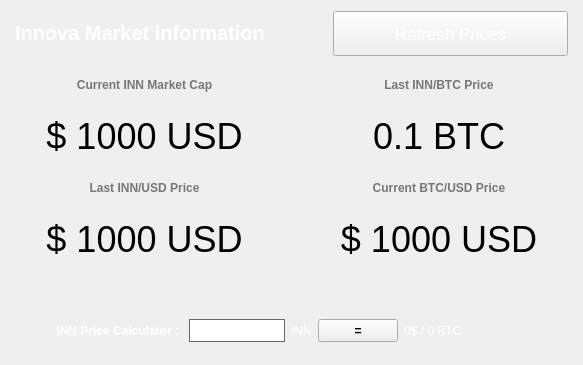
The window that src/qt/forms/marketbrowser.ui (innova-foundation/innova) describes before a commit, drawn with Qt 5.
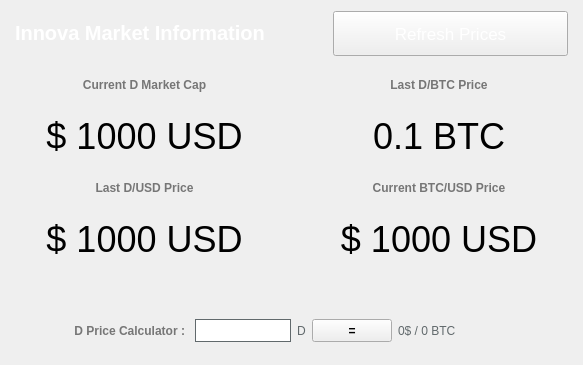
The same window after the commit.

What changed in the file:
```diff
--- a/src/qt/forms/marketbrowser.ui
+++ b/src/qt/forms/marketbrowser.ui
@@ -333,7 +333,7 @@
           </sizepolicy>
          </property>
          <property name="text">
-          <string>&lt;html&gt;&lt;head/&gt;&lt;body&gt;&lt;p&gt;&lt;span style=&quot; font-weight:600; color:#767676;&quot;&gt;Current INN Market Cap&lt;/span&gt;&lt;/p&gt;&lt;/body&gt;&lt;/html&gt;</string>
+          <string>&lt;html&gt;&lt;head/&gt;&lt;body&gt;&lt;p&gt;&lt;span style=&quot; font-weight:600; color:#767676;&quot;&gt;Current D Market Cap&lt;/span&gt;&lt;/p&gt;&lt;/body&gt;&lt;/html&gt;</string>
          </property>
          <property name="alignment">
           <set>Qt::AlignCenter</set>
@@ -349,7 +349,7 @@
           </sizepolicy>
          </property>
          <property name="text">
-          <string>&lt;html&gt;&lt;head/&gt;&lt;body&gt;&lt;p&gt;&lt;span style=&quot; font-weight:600; color:#767676;&quot;&gt;Last INN/BTC Price&lt;/span&gt;&lt;/p&gt;&lt;/body&gt;&lt;/html&gt;</string>
+          <string>&lt;html&gt;&lt;head/&gt;&lt;body&gt;&lt;p&gt;&lt;span style=&quot; font-weight:600; color:#767676;&quot;&gt;Last D/BTC Price&lt;/span&gt;&lt;/p&gt;&lt;/body&gt;&lt;/html&gt;</string>
          </property>
          <property name="alignment">
           <set>Qt::AlignCenter</set>
@@ -371,7 +371,7 @@
         </sizepolicy>
        </property>
        <property name="text">
-        <string>&lt;html&gt;&lt;head/&gt;&lt;body&gt;&lt;p&gt;&lt;span style=&quot; font-weight:600; color:#767676;&quot;&gt;Last INN/USD Price&lt;/span&gt;&lt;/p&gt;&lt;/body&gt;&lt;/html&gt;</string>
+        <string>&lt;html&gt;&lt;head/&gt;&lt;body&gt;&lt;p&gt;&lt;span style=&quot; font-weight:600; color:#767676;&quot;&gt;Last D/USD Price&lt;/span&gt;&lt;/p&gt;&lt;/body&gt;&lt;/html&gt;</string>
        </property>
        <property name="alignment">
         <set>Qt::AlignCenter</set>
@@ -410,7 +410,7 @@
         </sizepolicy>
        </property>
        <property name="text">
-        <string>&lt;html&gt;&lt;head/&gt;&lt;body&gt;&lt;p&gt;&lt;span style=&quot; font-weight:600; color:#fff;&quot;&gt;INN Price Calculator :&lt;/span&gt;&lt;/p&gt;&lt;/body&gt;&lt;/html&gt;</string>
+        <string>&lt;html&gt;&lt;head/&gt;&lt;body&gt;&lt;p&gt;&lt;span style=&quot; font-weight:600; color:#767676;&quot;&gt;D Price Calculator :&lt;/span&gt;&lt;/p&gt;&lt;/body&gt;&lt;/html&gt;</string>
        </property>
        <property name="alignment">
         <set>Qt::AlignRight|Qt::AlignTrailing|Qt::AlignVCenter</set>
@@ -439,10 +439,10 @@
      <item>
       <widget class="QLabel" name="label">
        <property name="styleSheet">
-        <string notr="true">color:#fff;</string>
+        <string notr="true">color:#61696c;</string>
        </property>
        <property name="text">
-        <string>INN</string>
+        <string>D</string>
        </property>
       </widget>
      </item>
@@ -477,7 +477,7 @@
         </sizepolicy>
        </property>
        <property name="styleSheet">
-        <string notr="true">color:#fff;</string>
+        <string notr="true">color:#61696c;</string>
        </property>
        <property name="text">
         <string>0$ / 0 BTC</string>
```
